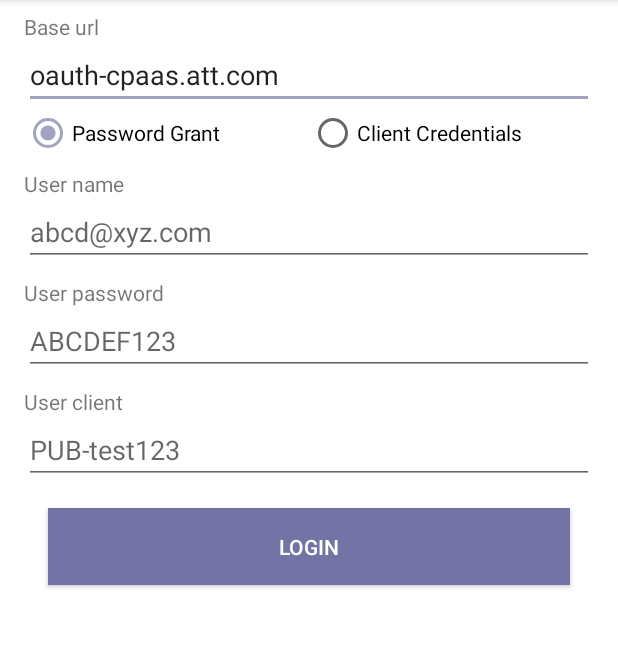
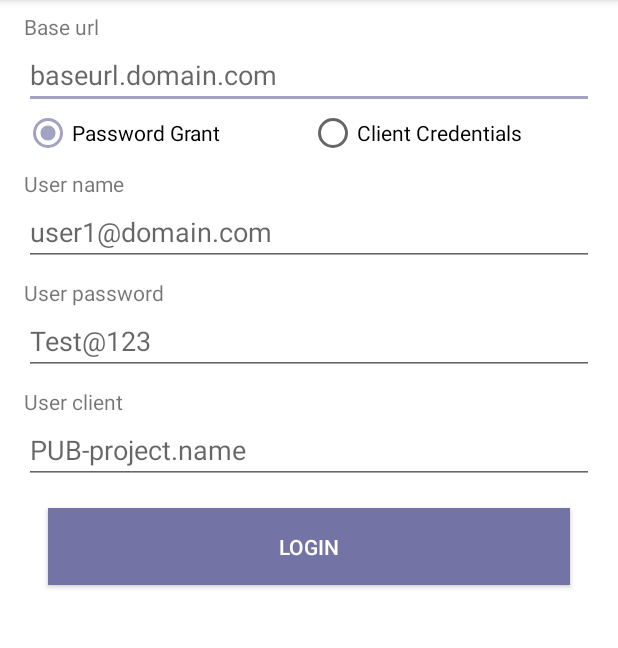
Before and after one commit to hclsampleapps/kandy-cpaas2-sample-audio-video-android, an Android app: the screen it shows after launch (LoginActivity), on a phone screen of 412 x 824 dp, the part 84-732 px from its top. Run offline under Robolectric (Android 15) with nearby library versions, the phone set to English and light mode, and no system bars; libraries missing offline, so code that uses them is left out: com.rbbn.cpaas.

Commit message:
Removed credentials

```diff
--- a/app/src/main/res/layout/activity_main.xml
+++ b/app/src/main/res/layout/activity_main.xml
@@ -28,9 +28,7 @@
                 android:id="@+id/et_url"
                 android:layout_width="match_parent"
                 android:layout_height="wrap_content"
-
-                android:hint="nvs-cpaas-oauth.kandy.io"
-                android:text="oauth-cpaas.att.com" />
+                android:hint="baseurl.domain.com" />
 
             <RadioGroup
                 android:id="@+id/rg_login_type_selection"
@@ -71,7 +69,7 @@
                     android:id="@+id/et_user_name"
                     android:layout_width="match_parent"
                     android:layout_height="wrap_content"
-                    android:hint="abcd@xyz.com" />
+                    android:hint="user1@domain.com" />
 
                 <TextView
                     android:layout_width="match_parent"
@@ -83,7 +81,7 @@
                     android:id="@+id/et_user_password"
                     android:layout_width="match_parent"
                     android:layout_height="wrap_content"
-                    android:hint="ABCDEF123"
+                    android:hint="Test@123"
                     android:inputType="textPassword" />
 
                 <TextView
@@ -96,7 +94,7 @@
                     android:id="@+id/et_user_client"
                     android:layout_width="match_parent"
                     android:layout_height="wrap_content"
-                    android:hint="PUB-test123" />
+                    android:hint="PUB-project.name" />
 
             </LinearLayout>
 
@@ -117,7 +115,7 @@
                     android:id="@+id/et_client_id"
                     android:layout_width="match_parent"
                     android:layout_height="wrap_content"
-                    android:hint="PRIV-abcdef.12ab.abcdefg1" />
+                    android:hint="b013f26f-329a-4156-a01c-38263505f965" />
 
                 <TextView
                     android:layout_width="match_parent"
@@ -129,7 +127,8 @@
                     android:id="@+id/et_client_secret"
                     android:layout_width="match_parent"
                     android:layout_height="wrap_content"
-                    android:inputType="textPassword" />
+                    android:inputType="textPassword"
+                    android:hint="b013f26f-329a-4156-a01c-38263505f965"/>
 
 
             </LinearLayout>
--- a/app/src/main/res/layout/fragment_active_call.xml
+++ b/app/src/main/res/layout/fragment_active_call.xml
@@ -65,9 +65,6 @@
             android:layout_margin="8dp" />
     </RelativeLayout>
 
-
-
-
     <ImageButton
         android:id="@+id/activeCallHangupButton"
         android:layout_width="wrap_content"
```
